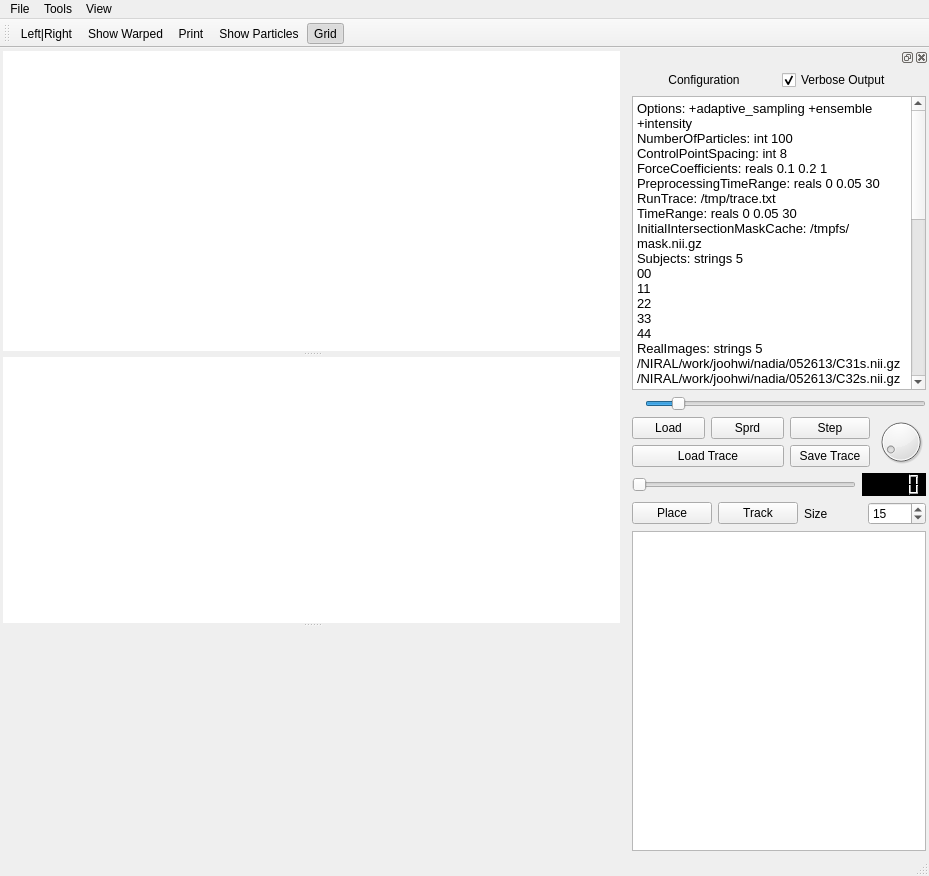
Above: itkProjects/Particles/simul2d.ui from SadeghMSalehi/gradworks before the change. Below: the same form after it.
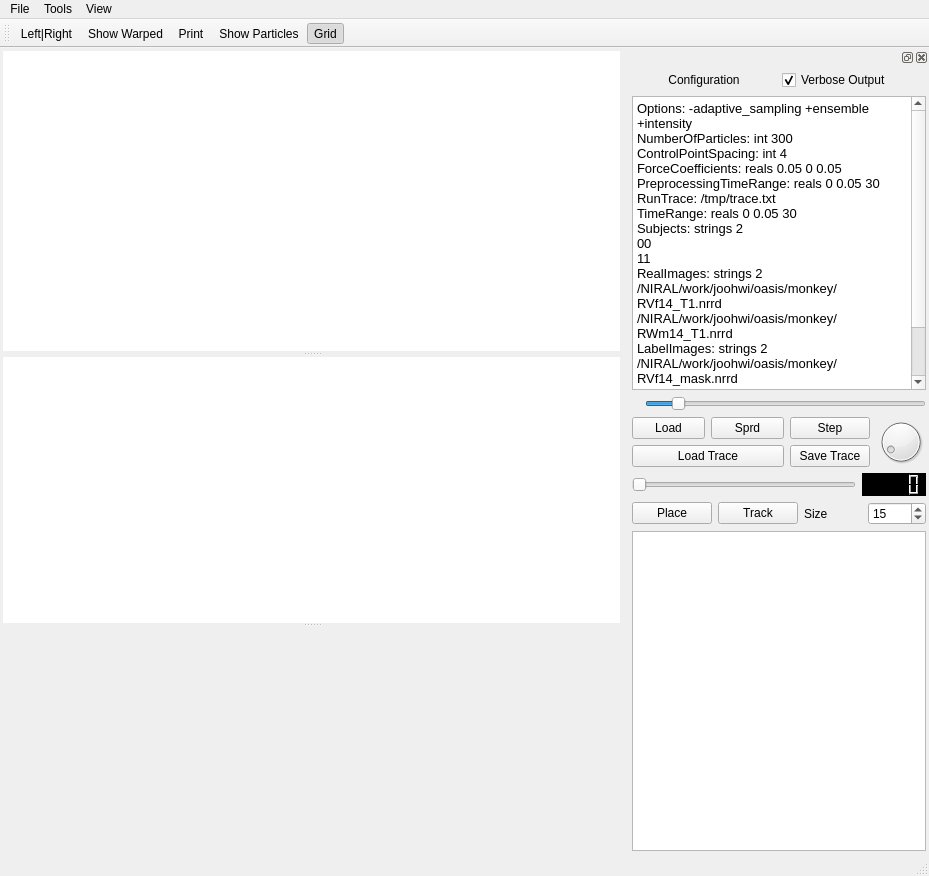
That is the form after the change. Icons and pictures are not drawn. Custom widgets are drawn as their Qt base class.

Commit message: update for multi-label segmentation

```diff
--- a/itkProjects/Particles/simul2d.ui
+++ b/itkProjects/Particles/simul2d.ui
@@ -261,38 +261,22 @@
           </font>
          </property>
          <property name="plainText">
-          <string>Options: +adaptive_sampling +ensemble +intensity
-NumberOfParticles: int 100
-ControlPointSpacing: int 8
-ForceCoefficients: reals 0.1 0.2 1
+          <string>Options: -adaptive_sampling +ensemble +intensity
+NumberOfParticles: int 300
+ControlPointSpacing: int 4
+ForceCoefficients: reals 0.05 0 0.05
 PreprocessingTimeRange: reals 0 0.05 30
 RunTrace: /tmp/trace.txt
 TimeRange: reals 0 0.05 30
-InitialIntersectionMaskCache: /tmpfs/mask.nii.gz
-Subjects: strings 5
+Subjects: strings 2
 00
 11
-22
-33
-44
-RealImages: strings 5
-/NIRAL/work/joohwi/nadia/052613/C31s.nii.gz
-/NIRAL/work/joohwi/nadia/052613/C32s.nii.gz
-/NIRAL/work/joohwi/nadia/052613/C33s.nii.gz
-/NIRAL/work/joohwi/nadia/052613/C35s.nii.gz
-/NIRAL/work/joohwi/nadia/052613/C36s.nii.gz
-LabelImages: strings 5
-/NIRAL/work/joohwi/nadia/052613/C31_E04_label.nii.gz
-/NIRAL/work/joohwi/nadia/052613/C32_E04_label.nii.gz
-/NIRAL/work/joohwi/nadia/052613/C33_E04_label.nii.gz
-/NIRAL/work/joohwi/nadia/052613/C35_E04_label.nii.gz
-/NIRAL/work/joohwi/nadia/052613/C36_E04_label.nii.gz
-KappaImageCache: strings 5
-/NIRAL/work/joohwi/nadia/052613/C31_kappa.nii.gz
-/NIRAL/work/joohwi/nadia/052613/C32_kappa.nii.gz
-/NIRAL/work/joohwi/nadia/052613/C33_kappa.nii.gz
-/NIRAL/work/joohwi/nadia/052613/C35_kappa.nii.gz
-/NIRAL/work/joohwi/nadia/052613/C36_kappa.nii.gz
+RealImages: strings 2
+/NIRAL/work/joohwi/oasis/monkey/RVf14_T1.nrrd
+/NIRAL/work/joohwi/oasis/monkey/RWm14_T1.nrrd
+LabelImages: strings 2
+/NIRAL/work/joohwi/oasis/monkey/RVf14_mask.nrrd
+/NIRAL/work/joohwi/oasis/monkey/RWm14_mask.nrrd
 ==option_end==</string>
          </property>
         </widget>
```
Left out of the diff: 3 changed lines with no effect on the pictures. The commit also changes 26 other files.
